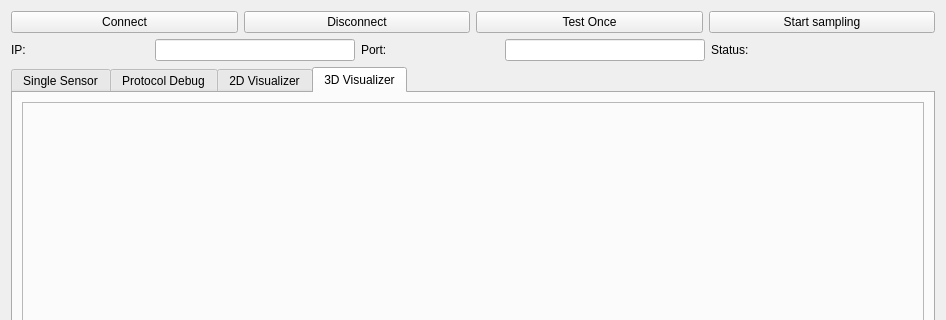
The window that tools/gui/ui/slamdeck_tab.ui (victorhook/slamdeck) describes before a commit, drawn with Qt 5; both pictures show x 0 to 946 and y 0 to 320 of the 946 by 723 pixel window.
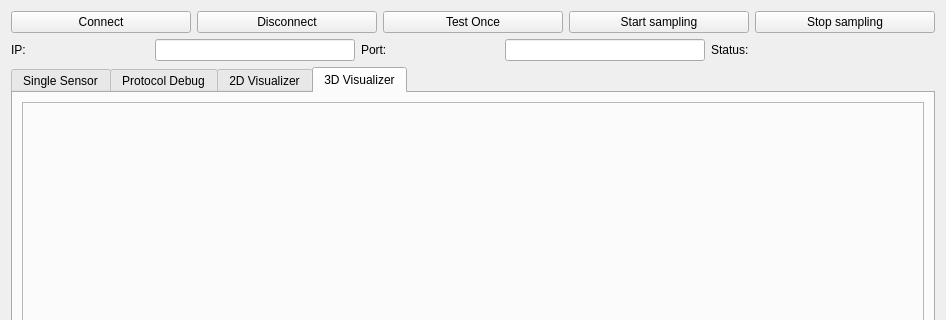
The same window after the commit. The open tabs and pages were chosen to show the change.

Commit message: Added 3d visualization tab

The edit to the form file:
```diff
--- a/tools/gui/ui/slamdeck_tab.ui
+++ b/tools/gui/ui/slamdeck_tab.ui
@@ -46,6 +46,13 @@
          </property>
         </widget>
        </item>
+       <item>
+        <widget class="QPushButton" name="btnStopSampling">
+         <property name="text">
+          <string>Stop sampling</string>
+         </property>
+        </widget>
+       </item>
       </layout>
      </item>
      <item>
```
Left out of the diff: 2 changed lines with no effect on the pictures. The commit also changes 2 other files.
